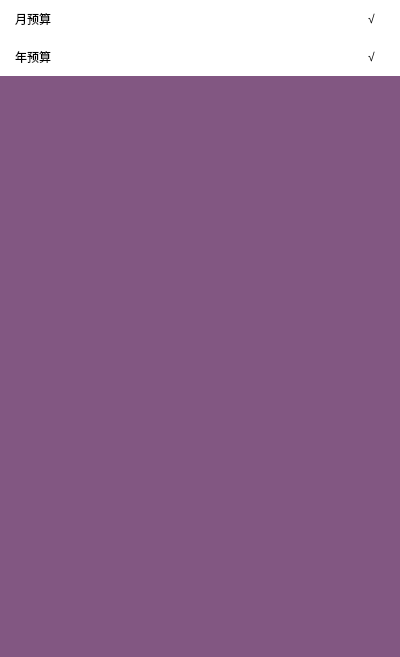
Qt form Kit/budgetmasksubpage.ui (MichaelFeng823/SharkBookProject) before a commit.
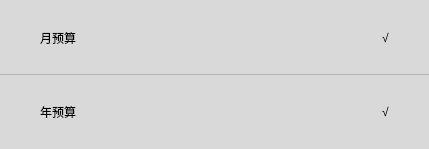
The same form after that commit.

Diff of the .ui file:
```diff
--- a/Kit/budgetmasksubpage.ui
+++ b/Kit/budgetmasksubpage.ui
@@ -6,15 +6,21 @@
    <rect>
     <x>0</x>
     <y>0</y>
-    <width>400</width>
-    <height>657</height>
+    <width>429</width>
+    <height>149</height>
    </rect>
   </property>
+  <property name="sizePolicy">
+   <sizepolicy hsizetype="Preferred" vsizetype="Fixed">
+    <horstretch>0</horstretch>
+    <verstretch>0</verstretch>
+   </sizepolicy>
+  </property>
   <property name="windowTitle">
    <string>Form</string>
   </property>
   <property name="styleSheet">
-   <string notr="true">background-color: rgb(255, 170, 255);</string>
+   <string notr="true">background-color: rgba(255, 255, 255,0);</string>
   </property>
   <layout class="QGridLayout" name="gridLayout">
    <property name="leftMargin">
@@ -35,7 +41,7 @@
    <item row="0" column="0">
     <widget class="QWidget" name="backgroundwidget" native="true">
      <property name="styleSheet">
-      <string notr="true">background-color: rgba(0, 0, 0,125);</string>
+      <string notr="true">background-color: rgba(0, 0, 0,0);</string>
      </property>
      <layout class="QVBoxLayout" name="verticalLayout">
       <property name="spacing">
@@ -56,16 +62,29 @@
       <item>
        <widget class="QWidget" name="widget_MonthlyBudget" native="true">
         <property name="styleSheet">
-         <string notr="true">background-color: rgb(255, 255, 255);
-color:rgb(0,0,0);
+         <string notr="true">#widget_MonthlyBudget
+{
+	border-bottom:1px ;
+	border-color: rgba(140,140,140,120);
+	border-style: solid;
+	background-color: rgb(217, 217, 217);
+	color:rgb(0,0,0);
+}
+QLabel
+{
+	background-color: rgb(217, 217, 217);
+	color:rgb(0,0,0);	
+}
+
+
 </string>
         </property>
         <layout class="QHBoxLayout" name="horizontalLayout">
          <property name="leftMargin">
-          <number>15</number>
+          <number>40</number>
          </property>
          <property name="rightMargin">
-          <number>25</number>
+          <number>40</number>
          </property>
          <item>
           <widget class="QLabel" name="label">
@@ -106,16 +125,16 @@
       <item>
        <widget class="QWidget" name="widget_AnuallyBudget" native="true">
         <property name="styleSheet">
-         <string notr="true">background-color: rgb(255, 255, 255);
+         <string notr="true">background-color: rgb(217, 217, 217);
 color:rgb(0,0,0);
 </string>
         </property>
         <layout class="QHBoxLayout" name="horizontalLayout_2">
          <property name="leftMargin">
-          <number>15</number>
+          <number>40</number>
          </property>
          <property name="rightMargin">
-          <number>25</number>
+          <number>40</number>
          </property>
          <item>
           <widget class="QLabel" name="label_2">
@@ -153,19 +172,6 @@
         </layout>
        </widget>
       </item>
-      <item>
-       <spacer name="verticalSpacer">
-        <property name="orientation">
-         <enum>Qt::Vertical</enum>
-        </property>
-        <property name="sizeHint" stdset="0">
-         <size>
-          <width>20</width>
-          <height>572</height>
-         </size>
-        </property>
-       </spacer>
-      </item>
      </layout>
     </widget>
    </item>
```
Left out of the diff: 12 changed lines with no effect on the pictures.
